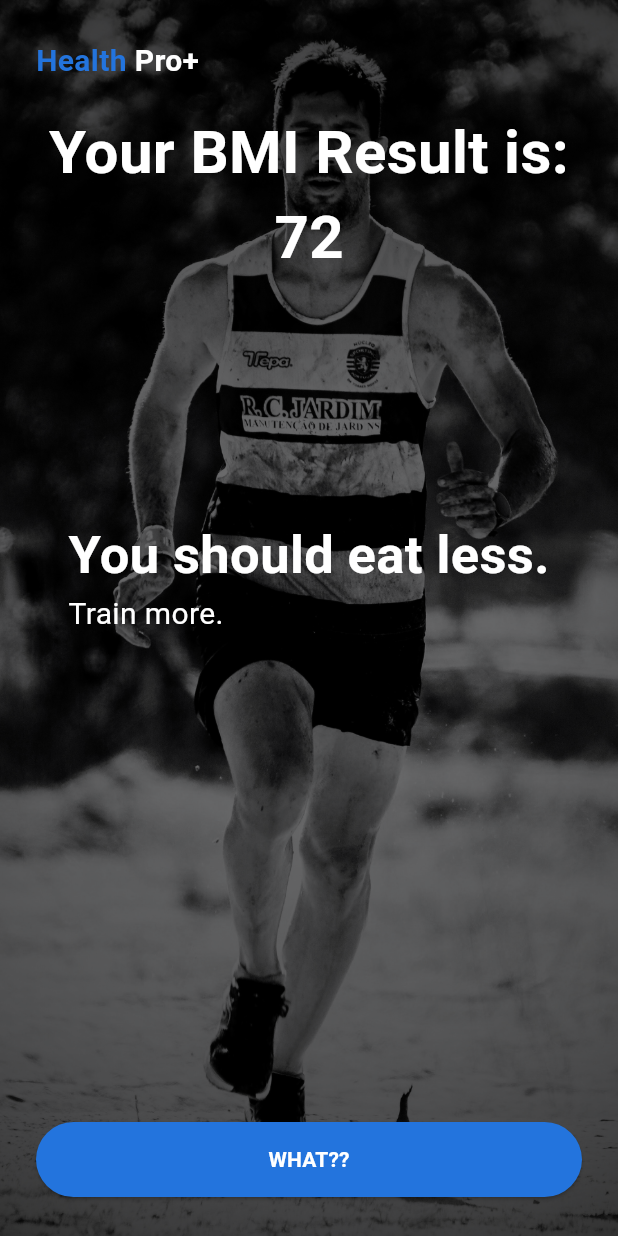
After one commit to alexmortelsison/Health-Pro-BMI-Calculator, a Flutter app: the ResultPage screen opened directly, on a phone screen of 412 x 824 dp. The commit adds this screen. Run offline on Flutter 3.47's test engine with Material 3 defaults, Android fonts, the phone set to English and light mode, and no system bars; our stand-ins replace font_awesome_flutter.

Commit message:
updated result_page.dart

```diff
--- a/lib/components/reusable_card2.dart
+++ b/lib/components/reusable_card2.dart
@@ -1,6 +1,5 @@
 import 'package:flutter/material.dart';
 import 'package:font_awesome_flutter/font_awesome_flutter.dart';
-
 import '../utils/const.dart';
 import 'round_icon_button.dart';
 
@@ -51,7 +50,6 @@ class _ReusableCard2State extends State<ReusableCard2> {
                     RoundIconButton(
                       icon: FontAwesomeIcons.minus,
                       onTap: widget.onDecrement,
-                      increment: false,
                     ),
                     Text(
                       '${widget.value}',
@@ -61,7 +59,6 @@ class _ReusableCard2State extends State<ReusableCard2> {
                     RoundIconButton(
                       icon: FontAwesomeIcons.plus,
                       onTap: widget.onIncrement,
-                      increment: true,
                     ),
                   ],
                 )
--- a/lib/components/round_icon_button.dart
+++ b/lib/components/round_icon_button.dart
@@ -5,13 +5,11 @@ import '../utils/const.dart';
 class RoundIconButton extends StatelessWidget {
   final IconData icon;
   final VoidCallback onTap;
-  final bool increment;
 
   const RoundIconButton({
     super.key,
     required this.icon,
     required this.onTap,
-    required this.increment,
   });
 
   @override
--- a/lib/screens/bmi_screen.dart
+++ b/lib/screens/bmi_screen.dart
@@ -2,6 +2,8 @@ import 'package:bmi_calculator/components/logo.dart';
 import 'package:bmi_calculator/components/reusable_card2.dart';
 import 'package:bmi_calculator/components/rounded_button.dart';
 import 'package:bmi_calculator/components/title_screen.dart';
+import 'package:bmi_calculator/screens/result_page.dart';
+import 'package:bmi_calculator/screens/splash_screen.dart';
 import 'package:bmi_calculator/utils/const.dart';
 import 'package:flutter/material.dart';
 import 'package:font_awesome_flutter/font_awesome_flutter.dart';
@@ -195,7 +197,16 @@ class _BMIScreenState extends State<BMIScreen> {
             Padding(
               padding: const EdgeInsets.symmetric(vertical: 16, horizontal: 16),
               child: RoundedButton(
-                onTap: () {},
+                onTap: () {
+                  Navigator.push(
+                    context,
+                    MaterialPageRoute(
+                      builder: (context) {
+                        return const ResultPage();
+                      },
+                    ),
+                  );
+                },
                 title: 'Get BMI',
               ),
             )
--- /dev/null
+++ b/lib/screens/result_page.dart
@@ -0,0 +1,96 @@
+import 'package:bmi_calculator/screens/bmi_screen.dart';
+import 'package:bmi_calculator/screens/splash_screen.dart';
+import 'package:bmi_calculator/utils/const.dart';
+import 'package:flutter/material.dart';
+import '../components/logo.dart';
+import '../components/rounded_button.dart';
+
+class ResultPage extends StatefulWidget {
+  const ResultPage({super.key});
+
+  @override
+  State<ResultPage> createState() => _ResultPageState();
+}
+
+class _ResultPageState extends State<ResultPage> {
+  @override
+  Widget build(BuildContext context) {
+    return Scaffold(
+      body: Container(
+        width: double.infinity,
+        decoration: BoxDecoration(
+          image: DecorationImage(
+            image: kMainBackgroundImage,
+            fit: BoxFit.cover,
+            colorFilter: kMainBackgroundImageFilter,
+          ),
+        ),
+        child: SafeArea(
+          child: Padding(
+            padding: const EdgeInsets.all(24.0),
+            child: Column(
+              mainAxisAlignment: MainAxisAlignment.spaceAround,
+              children: [
+                const Logo(),
+                const SizedBox(
+                  height: 10,
+                ),
+                const Column(
+                  mainAxisAlignment: MainAxisAlignment.center,
+                  children: [
+                    Text(
+                      'Your BMI Result is:',
+                      style: kPrimaryTextStyle,
+                      textAlign: TextAlign.center,
+                    ),
+                    Text(
+                      '72',
+                      style: kPrimaryTextStyle,
+                    ),
+                  ],
+                ),
+                const SizedBox(
+                  height: 150,
+                ),
+                const Column(
+                  crossAxisAlignment: CrossAxisAlignment.start,
+                  children: [
+                    Text(
+                      'You should eat less.',
+                      style: kSecondaryTextStyle,
+                    ),
+                    Text(
+                      'Train more.',
+                      style: TextStyle(
+                        fontSize: 20,
+                        color: Colors.white,
+                      ),
+                    ),
+                    SizedBox(
+                      height: 320,
+                    ),
+                  ],
+                ),
+                Center(
+                  child: RoundedButton(
+                    onTap: () {
+                      Navigator.push(
+                        context,
+                        MaterialPageRoute(
+                          builder: (context) {
+                            return const BMIScreen();
+                          },
+                        ),
+                      );
+                    },
+                    title: 'WHAT??',
+                  ),
+                )
+              ],
+            ),
+          ),
+        ),
+      ),
+    );
+  }
+}
--- a/lib/screens/splash_screen.dart
+++ b/lib/screens/splash_screen.dart
@@ -1,9 +1,6 @@
 import 'package:bmi_calculator/screens/bmi_screen.dart';
 import 'package:bmi_calculator/utils/const.dart';
-import 'package:flutter/cupertino.dart';
 import 'package:flutter/material.dart';
-import 'package:flutter/widgets.dart';
-
 import '../components/logo.dart';
 import '../components/rounded_button.dart';
 
```
